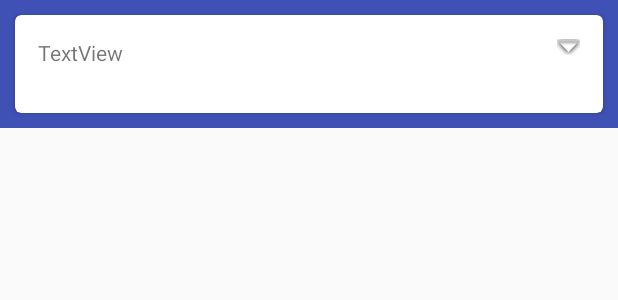
After one commit to sarvan2shekar/Sqlite, an Android app: the layout recycle_view.xml on its own in the app's theme, with its tools: preview values and no code run, on a phone screen of 412 x 824 dp. The commit adds this screen. Shown: the top 300 px of the screen. Run offline under Robolectric (Android 15) with nearby library versions, the phone set to English and light mode, and no system bars.

Commit message:
Implemented CardView and RecyclerView in View All Employees page

```diff
--- a/app/build.gradle
+++ b/app/build.gradle
@@ -26,6 +26,8 @@ dependencies {
     })
     compile 'com.android.support:appcompat-v7:26.+'
     compile 'com.android.support.constraint:constraint-layout:1.0.2'
+    compile 'com.android.support:recyclerview-v7:26.0.+'
+    compile 'com.android.support:cardview-v7:26.0.+'
     compile 'com.android.support:support-v4:26.+'
     testCompile 'junit:junit:4.12'
 }
--- a/app/src/main/java/com/testapp/sarvan/sqlite/view/AddUpdateEmployee.java
+++ b/app/src/main/java/com/testapp/sarvan/sqlite/view/AddUpdateEmployee.java
@@ -99,7 +99,7 @@ public class AddUpdateEmployee extends AppCompatActivity implements DatePickerFr
                     && newEmployee.getDept() != null && newEmployee.getHiredate() != null && newEmployee.getGender() != null) {
                 employeeData.addEmployee(newEmployee);
                 Toast t = Toast.makeText(AddUpdateEmployee.this, "Employee "
-                        + newEmployee.getFirstname() + "has been added successfully !", Toast.LENGTH_SHORT);
+                        + newEmployee.getFirstname() + " has been added successfully !", Toast.LENGTH_SHORT);
                 t.show();
                 Intent i = new Intent(AddUpdateEmployee.this, MainActivity.class);
                 startActivity(i);
--- /dev/null
+++ b/app/src/main/res/layout/recycle_view.xml
@@ -0,0 +1,37 @@
+<?xml version="1.0" encoding="utf-8"?>
+<android.support.constraint.ConstraintLayout xmlns:android="http://schemas.android.com/apk/res/android"
+    android:layout_width="match_parent"
+    android:layout_height="wrap_content"
+    android:background="@color/colorPrimary">
+
+    <android.support.v7.widget.CardView xmlns:card_view="http://schemas.android.com/apk/res-auto"
+        android:id="@+id/card_view"
+        android:layout_width="0dp"
+        android:layout_height="65dp"
+        android:layout_margin="10dp"
+        android:minHeight="65dp"
+        android:orientation="horizontal"
+        card_view:cardBackgroundColor="@color/cardview_light_background"
+        card_view:cardCornerRadius="4dp"
+        card_view:layout_constraintBottom_toBottomOf="parent"
+        card_view:layout_constraintLeft_toLeftOf="parent"
+        card_view:layout_constraintRight_toRightOf="parent"
+        card_view:layout_constraintTop_toTopOf="parent">
+
+        <TextView
+            android:id="@+id/textViewList"
+            android:layout_width="match_parent"
+            android:layout_height="match_parent"
+            android:layout_margin="15dp"
+            android:text="TextView" />
+
+        <ImageButton
+            android:id="@+id/expand_card"
+            android:layout_width="wrap_content"
+            android:layout_height="wrap_content"
+            android:layout_gravity="right"
+            android:layout_margin="15dp"
+            android:background="@null"
+            android:src="@android:drawable/arrow_down_float" />
+    </android.support.v7.widget.CardView>
+</android.support.constraint.ConstraintLayout>
```
Also changed, not shown: app/src/main/java/com/testapp/sarvan/sqlite/model/Employee.java (+6 -6 lines), app/src/main/java/com/testapp/sarvan/sqlite/view/MyAdapter.java (added, +87 -0 lines), app/src/main/java/com/testapp/sarvan/sqlite/view/ViewAllEmployees.java (+22 -7 lines), app/src/main/res/layout/activity_view_all_employees.xml (+5 -4 lines).
